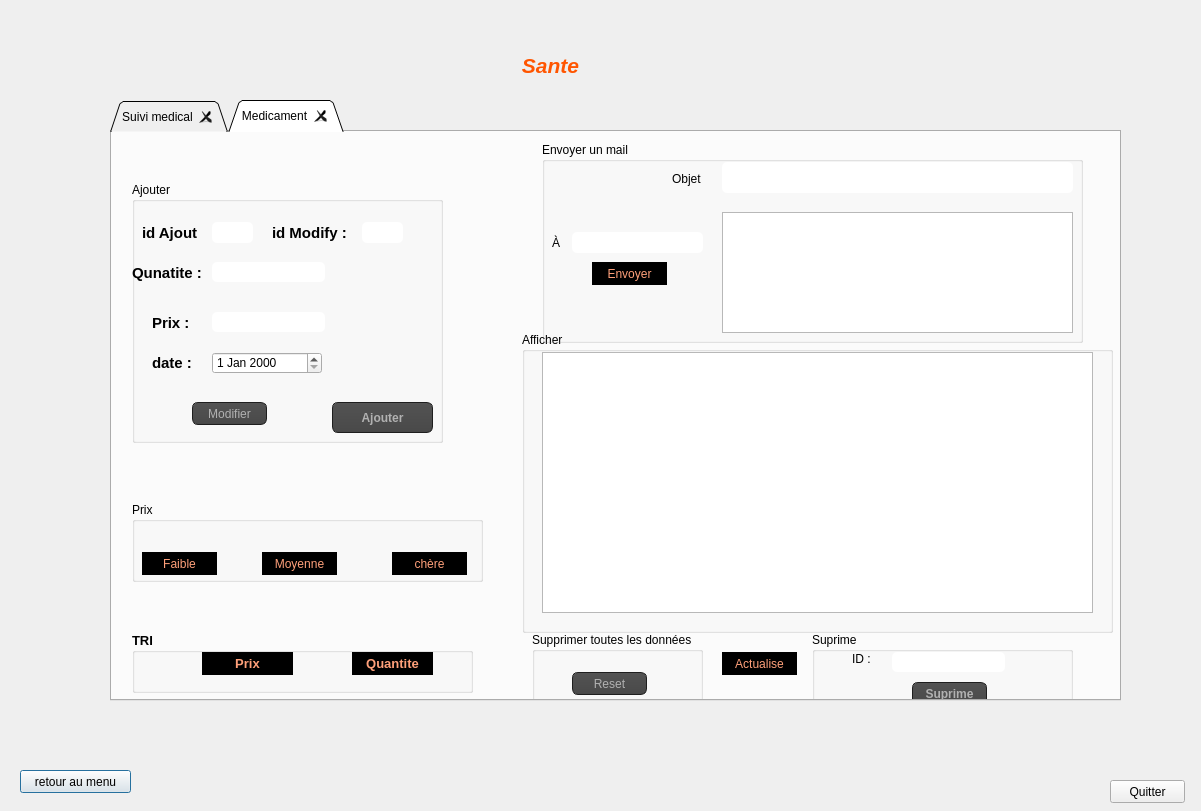
Before: the Qt Designer form application_version_beta/sante.ui in AzizBenIsmail/Projet_Parental_Monitoring_System_Qt, drawn with Qt 5.
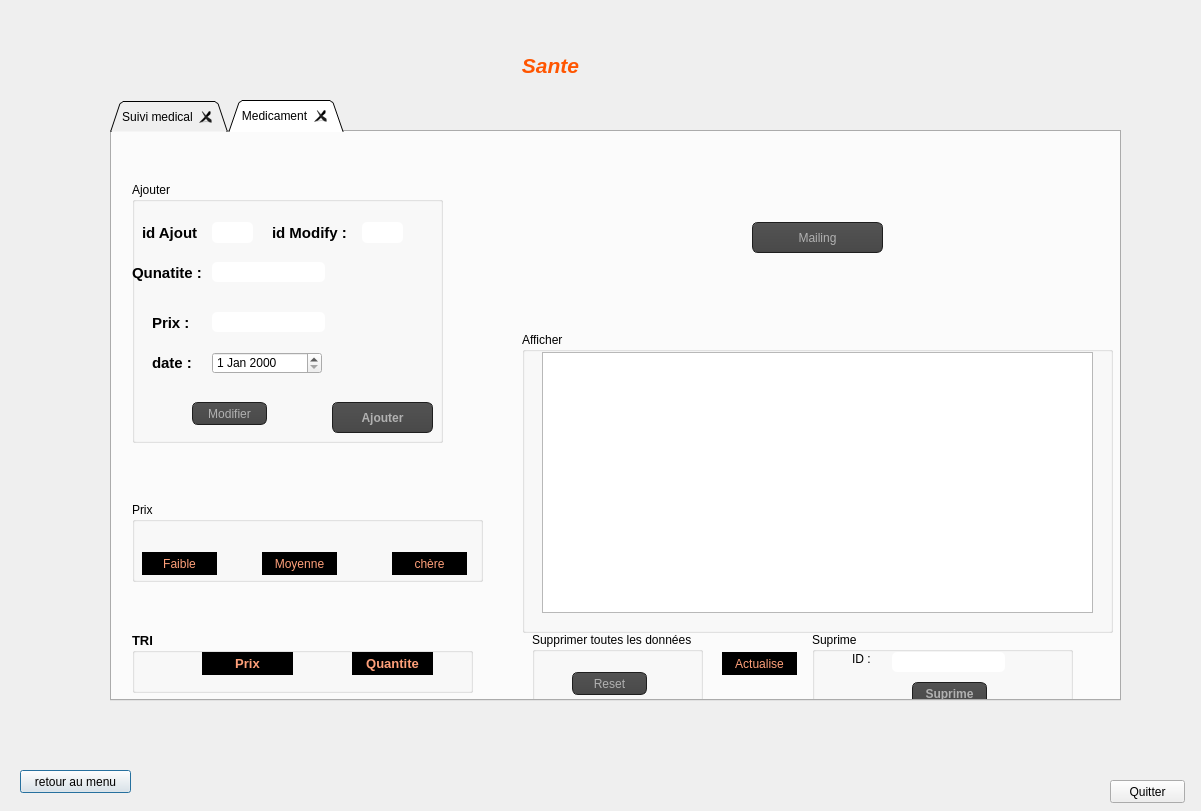
After: the same form once the commit is applied. Icons and pictures are not drawn.

What changed in the file:
```diff
--- a/application_version_beta/sante.ui
+++ b/application_version_beta/sante.ui
@@ -5341,170 +5341,479 @@
       <string>Actualise</string>
      </property>
     </widget>
-    <widget class="QGroupBox" name="groupBox_12">
+    <widget class="QPushButton" name="pushButton_4">
      <property name="geometry">
       <rect>
-       <x>430</x>
-       <y>10</y>
-       <width>541</width>
-       <height>201</height>
+       <x>640</x>
+       <y>90</y>
+       <width>131</width>
+       <height>31</height>
       </rect>
      </property>
      <property name="styleSheet">
-      <string notr="true"/>
-     </property>
-     <property name="title">
-      <string>Envoyer un mail</string>
-     </property>
-     <widget class="QLineEdit" name="le_envoyer">
-      <property name="geometry">
-       <rect>
-        <x>30</x>
-        <y>90</y>
-        <width>131</width>
-        <height>21</height>
-       </rect>
-      </property>
-      <property name="styleSheet">
-       <string notr="true">QLineEdit{
-    background-color: white;
-    box-shadow: 2px 0.5px 5px 1px inset black;
-    border-radius: 5px;
-    width: 70%;
-    padding-right: 10px;
-    padding-left: 10px;
-    text-align: left;
-    color: #000;
-    font-size:inherit;
-    font-family: Arial, Helvetica, sans-serif;  
-    font-weight:normal;
-    font-variant:normal;
+      <string notr="true">QToolTip
+{
+     border: 1px solid black;
+     background-color: #ffa02f;
+     padding: 1px;
+     border-radius: 3px;
+     opacity: 100;
 }
-QLineEdit::hover{  color: black ;
-background-color:orange;}
-QLineEdit::focus{  color: black ;
-background-color:white;}</string>
-      </property>
-     </widget>
-     <widget class="QPushButton" name="envoyer">
-      <property name="geometry">
-       <rect>
-        <x>50</x>
-        <y>120</y>
-        <width>75</width>
-        <height>23</height>
-       </rect>
-      </property>
-      <property name="styleSheet">
-       <string notr="true">QPushButton
+
+QWidget
 {
-background:rgb(0, 0, 0);
-border-radius :60px;
+    color: #b1b1b1;
+    background-color: #323232;
+}
+
+QWidget:item:hover
+{
+    background-color: QLinearGradient( x1: 0, y1: 0, x2: 0, y2: 1, stop: 0 #ffa02f, stop: 1 #ca0619);
+    color: #000000;
+}
+
+QWidget:item:selected
+{
+    background-color: QLinearGradient( x1: 0, y1: 0, x2: 0, y2: 1, stop: 0 #ffa02f, stop: 1 #d7801a);
+}
+
+QMenuBar::item
+{
+    background: transparent;
+}
+
+QMenuBar::item:selected
+{
+    background: transparent;
+    border: 1px solid #ffaa00;
+}
+
+QMenuBar::item:pressed
+{
+    background: #444;
+    border: 1px solid #000;
+    background-color: QLinearGradient(
+        x1:0, y1:0,
+        x2:0, y2:1,
+        stop:1 #212121,
+        stop:0.4 #343434/*,
+        stop:0.2 #343434,
+        stop:0.1 #ffaa00*/
+    );
+    margin-bottom:-1px;
+    padding-bottom:1px;
+}
+
+QMenu
+{
+    border: 1px solid #000;
+}
+
+QMenu::item
+{
+    padding: 2px 20px 2px 20px;
+}
+
+QMenu::item:selected
+{
+    color: #000000;
+}
+
+QWidget:disabled
+{
+    color: #404040;
+    background-color: #323232;
+}
+
+QAbstractItemView
+{
+    background-color: QLinearGradient( x1: 0, y1: 0, x2: 0, y2: 1, stop: 0 #4d4d4d, stop: 0.1 #646464, stop: 1 #5d5d5d);
+}
+
+QWidget:focus
+{
+    /*border: 2px solid QLinearGradient( x1: 0, y1: 0, x2: 0, y2: 1, stop: 0 #ffa02f, stop: 1 #d7801a);*/
+}
+
+QLineEdit
+{
+    background-color: QLinearGradient( x1: 0, y1: 0, x2: 0, y2: 1, stop: 0 #4d4d4d, stop: 0 #646464, stop: 1 #5d5d5d);
+    padding: 1px;
+    border-style: solid;
+    border: 1px solid #1e1e1e;
+    border-radius: 5;
 }
 
 QPushButton
 {
-	font: 75 12pt &quot;MS Shell Dlg 2&quot;;
+    color: #b1b1b1;
+    background-color: QLinearGradient( x1: 0, y1: 0, x2: 0, y2: 1, stop: 0 #565656, stop: 0.1 #525252, stop: 0.5 #4e4e4e, stop: 0.9 #4a4a4a, stop: 1 #464646);
+    border-width: 1px;
+    border-color: #1e1e1e;
+    border-style: solid;
+    border-radius: 6;
+    padding: 3px;
+    font-size: 12px;
+    padding-left: 5px;
+    padding-right: 5px;
+}
 
-	color:#FFA07A ;
-border-radius:15px;
+QPushButton:pressed
+{
+    background-color: QLinearGradient( x1: 0, y1: 0, x2: 0, y2: 1, stop: 0 #2d2d2d, stop: 0.1 #2b2b2b, stop: 0.5 #292929, stop: 0.9 #282828, stop: 1 #252525);
 }
-QPushButton::hover
+
+QComboBox
 {
-	background-color: qlineargradient(spread:pad, x1:0, y1:0.511, x2:1, y2:0.511, stop:0 rgba(0, 207, 179, 255),stop:1 rgb(108, 135, 255));
+    selection-background-color: #ffaa00;
+    background-color: QLinearGradient( x1: 0, y1: 0, x2: 0, y2: 1, stop: 0 #565656, stop: 0.1 #525252, stop: 0.5 #4e4e4e, stop: 0.9 #4a4a4a, stop: 1 #464646);
+    border-style: solid;
+    border: 1px solid #1e1e1e;
+    border-radius: 5;
+}
 
+QComboBox:hover,QPushButton:hover
+{
+    border: 2px solid QLinearGradient( x1: 0, y1: 0, x2: 0, y2: 1, stop: 0 #ffa02f, stop: 1 #d7801a);
+}
+
+
+QComboBox:on
+{
+    padding-top: 3px;
+    padding-left: 4px;
+    background-color: QLinearGradient( x1: 0, y1: 0, x2: 0, y2: 1, stop: 0 #2d2d2d, stop: 0.1 #2b2b2b, stop: 0.5 #292929, stop: 0.9 #282828, stop: 1 #252525);
+    selection-background-color: #ffaa00;
+}
+
+QComboBox QAbstractItemView
+{
+    border: 2px solid darkgray;
+    selection-background-color: QLinearGradient( x1: 0, y1: 0, x2: 0, y2: 1, stop: 0 #ffa02f, stop: 1 #d7801a);
+}
+
+QComboBox::drop-down
+{
+     subcontrol-origin: padding;
+     subcontrol-position: top right;
+     width: 15px;
+
+     border-left-width: 0px;
+     border-left-color: darkgray;
+     border-left-style: solid; /* just a single line */
+     border-top-right-radius: 3px; /* same radius as the QComboBox */
+     border-bottom-right-radius: 3px;
+ }
+
+QComboBox::down-arrow
+{
+     image: url(:/down_arrow.png);
+}
+
+QGroupBox:focus
+{
+border: 2px solid QLinearGradient( x1: 0, y1: 0, x2: 0, y2: 1, stop: 0 #ffa02f, stop: 1 #d7801a);
+}
+
+QTextEdit:focus
+{
+    border: 2px solid QLinearGradient( x1: 0, y1: 0, x2: 0, y2: 1, stop: 0 #ffa02f, stop: 1 #d7801a);
+}
+
+QScrollBar:horizontal {
+     border: 1px solid #222222;
+     background: QLinearGradient( x1: 0, y1: 0, x2: 0, y2: 1, stop: 0.0 #121212, stop: 0.2 #282828, stop: 1 #484848);
+     height: 7px;
+     margin: 0px 16px 0 16px;
+}
+
+QScrollBar::handle:horizontal
+{
+      background: QLinearGradient( x1: 0, y1: 0, x2: 1, y2: 0, stop: 0 #ffa02f, stop: 0.5 #d7801a, stop: 1 #ffa02f);
+      min-height: 20px;
+      border-radius: 2px;
+}
+
+QScrollBar::add-line:horizontal {
+      border: 1px solid #1b1b19;
+      border-radius: 2px;
+      background: QLinearGradient( x1: 0, y1: 0, x2: 1, y2: 0, stop: 0 #ffa02f, stop: 1 #d7801a);
+      width: 14px;
+      subcontrol-position: right;
+      subcontrol-origin: margin;
+}
+
+QScrollBar::sub-line:horizontal {
+      border: 1px solid #1b1b19;
+      border-radius: 2px;
+      background: QLinearGradient( x1: 0, y1: 0, x2: 1, y2: 0, stop: 0 #ffa02f, stop: 1 #d7801a);
+      width: 14px;
+     subcontrol-position: left;
+     subcontrol-origin: margin;
+}
+
+QScrollBar::right-arrow:horizontal, QScrollBar::left-arrow:horizontal
+{
+      border: 1px solid black;
+      width: 1px;
+      height: 1px;
+      background: white;
+}
+
+QScrollBar::add-page:horizontal, QScrollBar::sub-page:horizontal
+{
+      background: none;
+}
+
+QScrollBar:vertical
+{
+      background: QLinearGradient( x1: 0, y1: 0, x2: 1, y2: 0, stop: 0.0 #121212, stop: 0.2 #282828, stop: 1 #484848);
+      width: 7px;
+      margin: 16px 0 16px 0;
+      border: 1px solid #222222;
+}
+
+QScrollBar::handle:vertical
+{
+      background: QLinearGradient( x1: 0, y1: 0, x2: 0, y2: 1, stop: 0 #ffa02f, stop: 0.5 #d7801a, stop: 1 #ffa02f);
+      min-height: 20px;
+      border-radius: 2px;
+}
+
+QScrollBar::add-line:vertical
+{
+      border: 1px solid #1b1b19;
+      border-radius: 2px;
+      background: QLinearGradient( x1: 0, y1: 0, x2: 0, y2: 1, stop: 0 #ffa02f, stop: 1 #d7801a);
+      height: 14px;
+      subcontrol-position: bottom;
+      subcontrol-origin: margin;
+}
+
+QScrollBar::sub-line:vertical
+{
+      border: 1px solid #1b1b19;
+      border-radius: 2px;
+      background: QLinearGradient( x1: 0, y1: 0, x2: 0, y2: 1, stop: 0 #d7801a, stop: 1 #ffa02f);
+      height: 14px;
+      subcontrol-position: top;
+      subcontrol-origin: margin;
+}
+
+QScrollBar::up-arrow:vertical, QScrollBar::down-arrow:vertical
+{
+      border: 1px solid black;
+      width: 1px;
+      height: 1px;
+      background: white;
+}
+
+
+QScrollBar::add-page:vertical, QScrollBar::sub-page:vertical
+{
+      background: none;
+}
+
+QTextEdit
+{
+    background-color: #242424;
+}
+
+QPlainTextEdit
+{
+    background-color: #242424;
+}
+
+QHeaderView::section
+{
+    background-color: QLinearGradient(x1:0, y1:0, x2:0, y2:1, stop:0 #616161, stop: 0.5 #505050, stop: 0.6 #434343, stop:1 #656565);
+    color: white;
+    padding-left: 4px;
+    border: 1px solid #6c6c6c;
+}
+
+QCheckBox:disabled
+{
+color: #414141;
+}
+
+QDockWidget::title
+{
+    text-align: center;
+    spacing: 3px; /* spacing between items in the tool bar */
+    background-color: QLinearGradient(x1:0, y1:0, x2:0, y2:1, stop:0 #323232, stop: 0.5 #242424, stop:1 #323232);
+}
+
+QDockWidget::close-button, QDockWidget::float-button
+{
+    text-align: center;
+    spacing: 1px; /* spacing between items in the tool bar */
+    background-color: QLinearGradient(x1:0, y1:0, x2:0, y2:1, stop:0 #323232, stop: 0.5 #242424, stop:1 #323232);
+}
+
+QDockWidget::close-button:hover, QDockWidget::float-button:hover
+{
+    background: #242424;
+}
+
+QDockWidget::close-button:pressed, QDockWidget::float-button:pressed
+{
+    padding: 1px -1px -1px 1px;
+}
+
+QMainWindow::separator
+{
+    background-color: QLinearGradient(x1:0, y1:0, x2:0, y2:1, stop:0 #161616, stop: 0.5 #151515, stop: 0.6 #212121, stop:1 #343434);
+    color: white;
+    padding-left: 4px;
+    border: 1px solid #4c4c4c;
+    spacing: 3px; /* spacing between items in the tool bar */
+}
+
+QMainWindow::separator:hover
+{
+
+    background-color: QLinearGradient(x1:0, y1:0, x2:0, y2:1, stop:0 #d7801a, stop:0.5 #b56c17 stop:1 #ffa02f);
+    color: white;
+    padding-left: 4px;
+    border: 1px solid #6c6c6c;
+    spacing: 3px; /* spacing between items in the tool bar */
+}
+
+QToolBar::handle
+{
+     spacing: 3px; /* spacing between items in the tool bar */
+     background: url(:/images/handle.png);
+}
+
+QMenu::separator
+{
+    height: 2px;
+    background-color: QLinearGradient(x1:0, y1:0, x2:0, y2:1, stop:0 #161616, stop: 0.5 #151515, stop: 0.6 #212121, stop:1 #343434);
+    color: white;
+    padding-left: 4px;
+    margin-left: 10px;
+    margin-right: 5px;
+}
+
+QProgressBar
+{
+    border: 2px solid grey;
+    border-radius: 5px;
+    text-align: center;
+}
+
+QProgressBar::chunk
+{
+    background-color: #d7801a;
+    width: 2.15px;
+    margin: 0.5px;
+}
+
+QTabBar::tab {
+    color: #b1b1b1;
+    border: 1px solid #444;
+    border-bottom-style: none;
+    background-color: #323232;
+    padding-left: 10px;
+    padding-right: 10px;
+    padding-top: 3px;
+    padding-bottom: 2px;
+    margin-right: -1px;
+}
+
+QTabWidget::pane {
+    border: 1px solid #444;
+    top: 1px;
+}
+
+QTabBar::tab:last
+{
+    margin-right: 0; /* the last selected tab has nothing to overlap with on the right */
+    border-top-right-radius: 3px;
+}
+
+QTabBar::tab:first:!selected
+{
+ margin-left: 0px; /* the last selected tab has nothing to overlap with on the right */
+
+
+    border-top-left-radius: 3px;
+}
+
+QTabBar::tab:!selected
+{
+    color: #b1b1b1;
+    border-bottom-style: solid;
+    margin-top: 3px;
+    background-color: QLinearGradient(x1:0, y1:0, x2:0, y2:1, stop:1 #212121, stop:.4 #343434);
+}
+
+QTabBar::tab:selected
+{
+    border-top-left-radius: 3px;
+    border-top-right-radius: 3px;
+    margin-bottom: 0px;
+}
+
+QTabBar::tab:!selected:hover
+{
+    /*border-top: 2px solid #ffaa00;
+    padding-bottom: 3px;*/
+    border-top-left-radius: 3px;
+    border-top-right-radius: 3px;
+    background-color: QLinearGradient(x1:0, y1:0, x2:0, y2:1, stop:1 #212121, stop:0.4 #343434, stop:0.2 #343434, stop:0.1 #ffaa00);
+}
+
+QRadioButton::indicator:checked, QRadioButton::indicator:unchecked{
+    color: #b1b1b1;
+    background-color: #323232;
+    border: 1px solid #b1b1b1;
+    border-radius: 6px;
+}
+
+QRadioButton::indicator:checked
+{
+    background-color: qradialgradient(
+        cx: 0.5, cy: 0.5,
+        fx: 0.5, fy: 0.5,
+        radius: 1.0,
+        stop: 0.25 #ffaa00,
+        stop: 0.3 #323232
+    );
+}
+
+QCheckBox::indicator{
+    color: #b1b1b1;
+    background-color: #323232;
+    border: 1px solid #b1b1b1;
+    width: 9px;
+    height: 9px;
+}
+
+QRadioButton::indicator
+{
+    border-radius: 6px;
+}
+
+QRadioButton::indicator:hover, QCheckBox::indicator:hover
+{
+    border: 1px solid #ffaa00;
+}
+
+QCheckBox::indicator:checked
+{
+    image:url(:/images/checkbox.png);
+}
+
+QCheckBox::indicator:disabled, QRadioButton::indicator:disabled
+{
+    border: 1px solid #444;
 }</string>
-      </property>
-      <property name="text">
-       <string>Envoyer</string>
-      </property>
-     </widget>
-     <widget class="QTextEdit" name="te_mail">
-      <property name="geometry">
-       <rect>
-        <x>180</x>
-        <y>70</y>
-        <width>351</width>
-        <height>121</height>
-       </rect>
-      </property>
-      <property name="styleSheet">
-       <string notr="true">QLineEdit{
-    background-color: white;
-    box-shadow: 2px 0.5px 5px 1px inset black;
-    border-radius: 5px;
-    width: 70%;
-    padding-right: 10px;
-    padding-left: 10px;
-    text-align: left;
-    color: #000;
-    font-size:inherit;
-    font-family: Arial, Helvetica, sans-serif;  
-    font-weight:normal;
-    font-variant:normal;
-}
-QLineEdit::hover{  color: black ;
-background-color:orange;}
-QLineEdit::focus{  color: black ;
-background-color:white;}</string>
-      </property>
-     </widget>
-     <widget class="QLineEdit" name="le_objet">
-      <property name="geometry">
-       <rect>
-        <x>180</x>
-        <y>20</y>
-        <width>351</width>
-        <height>31</height>
-       </rect>
-      </property>
-      <property name="styleSheet">
-       <string notr="true">QLineEdit{
-    background-color: white;
-    box-shadow: 2px 0.5px 5px 1px inset black;
-    border-radius: 5px;
-    width: 70%;
-    padding-right: 10px;
-    padding-left: 10px;
-    text-align: left;
-    color: #000;
-    font-size:inherit;
-    font-family: Arial, Helvetica, sans-serif;  
-    font-weight:normal;
-    font-variant:normal;
-}
-QLineEdit::hover{  color: black ;
-background-color:orange;}
-QLineEdit::focus{  color: black ;
-background-color:white;}</string>
-      </property>
-     </widget>
-     <widget class="QLabel" name="label_47">
-      <property name="geometry">
-       <rect>
-        <x>130</x>
-        <y>30</y>
-        <width>47</width>
-        <height>14</height>
-       </rect>
-      </property>
-      <property name="text">
-       <string>Objet</string>
-      </property>
-     </widget>
-     <widget class="QLabel" name="label_48">
-      <property name="geometry">
-       <rect>
-        <x>10</x>
-        <y>80</y>
-        <width>21</width>
-        <height>41</height>
-       </rect>
-      </property>
-      <property name="text">
-       <string>À</string>
-      </property>
-     </widget>
+     </property>
+     <property name="text">
+      <string>Mailing</string>
+     </property>
     </widget>
     <zorder>label_ph_2</zorder>
     <zorder>groupBox_3</zorder>
```
Left out of the diff: 8 changed lines with no effect on the pictures.
